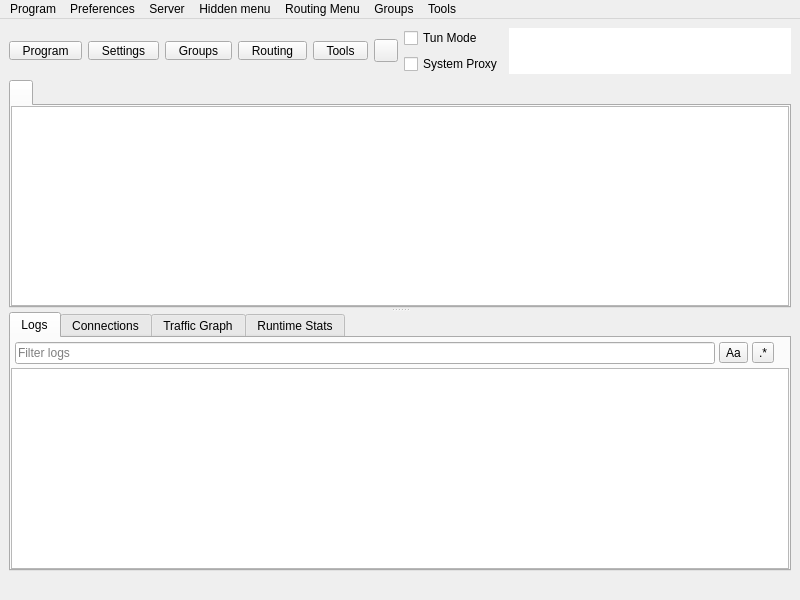
Above: include/ui/mainwindow.ui from AL4AL/Throne before the change. Below: the same form after it.
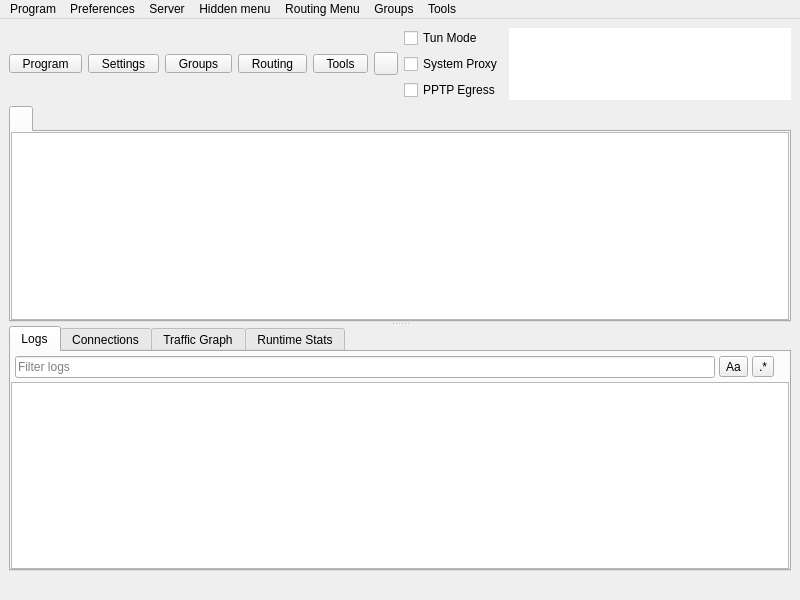
That is the form after the change. Icons and pictures are not drawn. Custom widgets are drawn as their Qt base class.

Commit message:
feat: Linux PPTP egress for profile server routes
Add a Preferences wizard and main-window toggle so selected-profile
outbound dials go via NetworkManager PPTP host routes, with System
Proxy ignore-hosts coexistence and Tun mutual exclusion. Bump to
0.1.1+al4al.dev-1.

Diff of the .ui file:
```diff
--- a/include/ui/mainwindow.ui
+++ b/include/ui/mainwindow.ui
@@ -313,6 +313,16 @@
           </property>
          </widget>
         </item>
+        <item>
+         <widget class="QCheckBox" name="checkBox_PptpEgress">
+          <property name="toolTip">
+           <string>Route the selected profile's server through a configured PPTP VPN (Linux only)</string>
+          </property>
+          <property name="text">
+           <string>PPTP Egress</string>
+          </property>
+         </widget>
+        </item>
         <item>
          <spacer name="verticalSpacer_modes_bottom">
           <property name="orientation">
```
Left out of the diff: 6 changed lines with no effect on the pictures. The commit also changes 24 other files.
